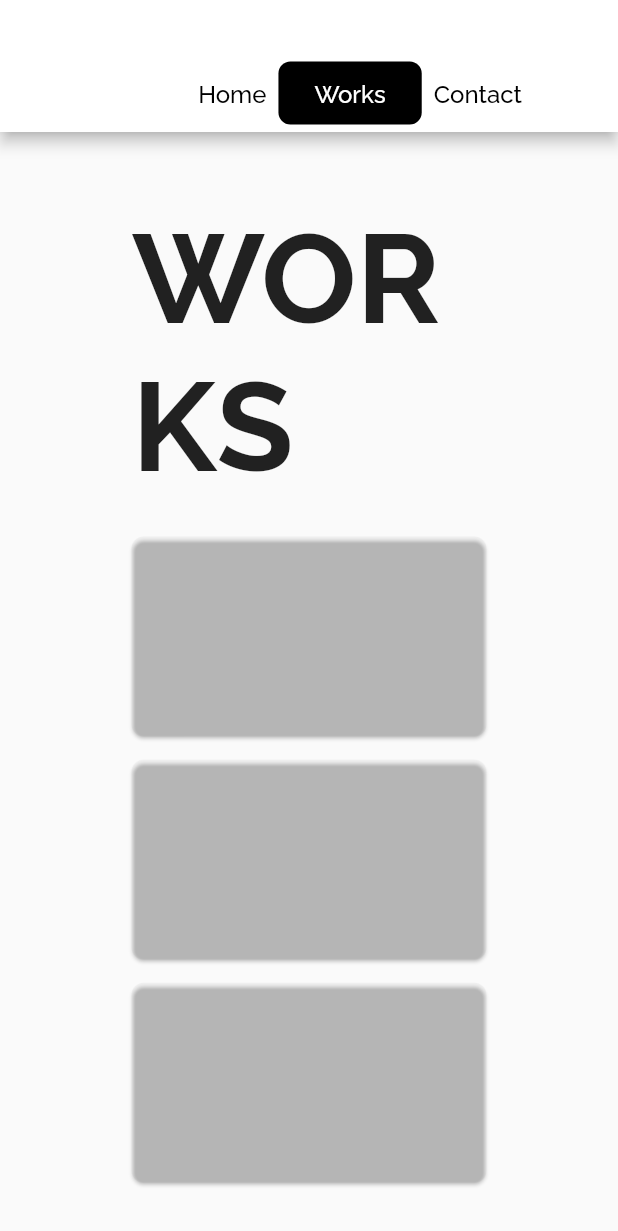
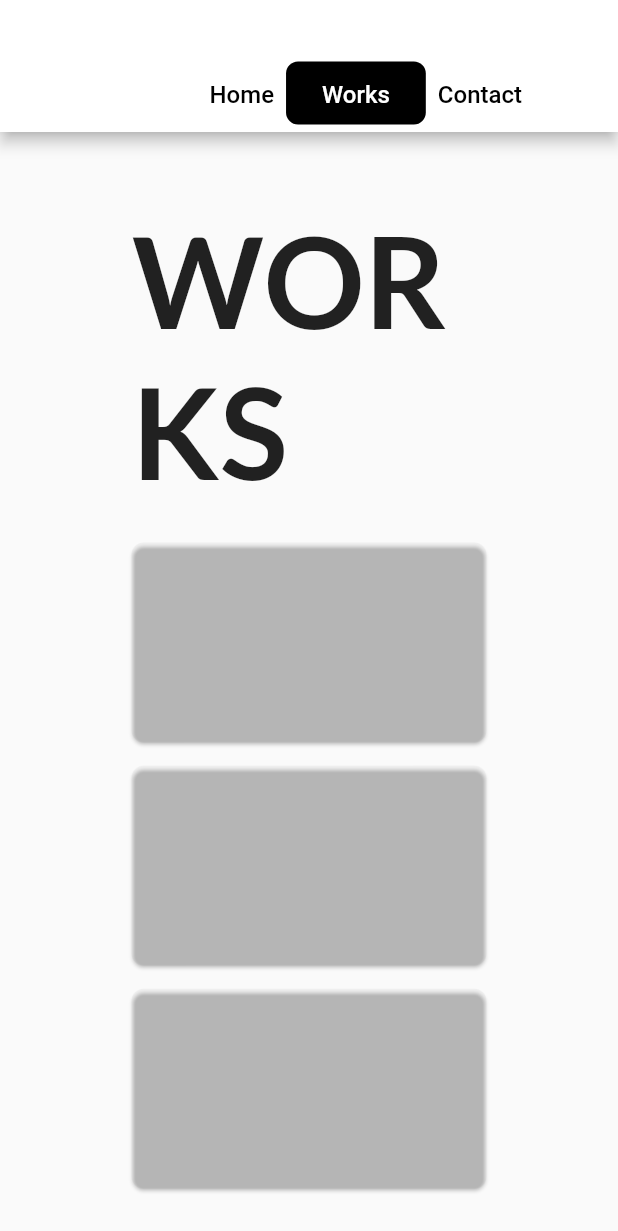
Before and after one commit to jamesfeeder/portfolio_web, a Flutter app: the screen it shows after launch, on a phone screen of 412 x 824 dp. Shown: the top 1231 px of the screen. Run offline on Flutter 3.47's test engine with Material 2 defaults, Android fonts, the phone set to English and light mode, and no system bars; our stand-ins replace bubble_tab_indicator, fluentui_system_icons, google_fonts.

Commit message:
change main font

```diff
--- a/lib/page/root.dart
+++ b/lib/page/root.dart
@@ -66,9 +66,9 @@ class _RootState extends State<Root>  with SingleTickerProviderStateMixin {
     return TabBar(
       labelPadding: EdgeInsets.fromLTRB(16, 4, 16, 0),
       labelColor: Colors.white,
-      labelStyle: TextStyle(fontFamily: "Raleway", fontSize: 16, fontWeight: FontWeight.w500),
+      labelStyle: TextStyle(fontSize: 16, fontWeight: FontWeight.w500),
       unselectedLabelColor: Colors.black,
-      unselectedLabelStyle: TextStyle(fontFamily: "Raleway", fontSize: 16, fontWeight: FontWeight.w500),
+      unselectedLabelStyle: TextStyle(fontSize: 16, fontWeight: FontWeight.w500),
       indicator: BubbleTabIndicator(
         indicatorHeight: 38,
         indicatorRadius: 8,
--- a/lib/page/tabs/tab_home.dart
+++ b/lib/page/tabs/tab_home.dart
@@ -26,7 +26,7 @@ class HomeTab extends StatelessWidget {
             children: [
               Text(
                 "Jetsadakorn Maliwan".toUpperCase(),
-                style: GoogleFonts.raleway(color: codeBlack, fontSize: titleFontSize, fontWeight: FontWeight.w700),
+                style: GoogleFonts.lato(color: codeBlack, fontSize: titleFontSize, fontWeight: FontWeight.w700),
               ),
               Text(
                 "\n// Mobile Apps Developer\n// Flutter\n",
--- a/lib/theme.dart
+++ b/lib/theme.dart
@@ -6,7 +6,7 @@ class WebTheme {
   static double appBarHeight = 88;
 
   static ThemeData themeData = ThemeData(
-    textTheme: GoogleFonts.ralewayTextTheme(),
+    textTheme: GoogleFonts.latoTextTheme(),
     cardTheme: CardTheme(
       clipBehavior: Clip.antiAlias,
       shape: RoundedRectangleBorder(borderRadius: BorderRadius.circular(8))
```
